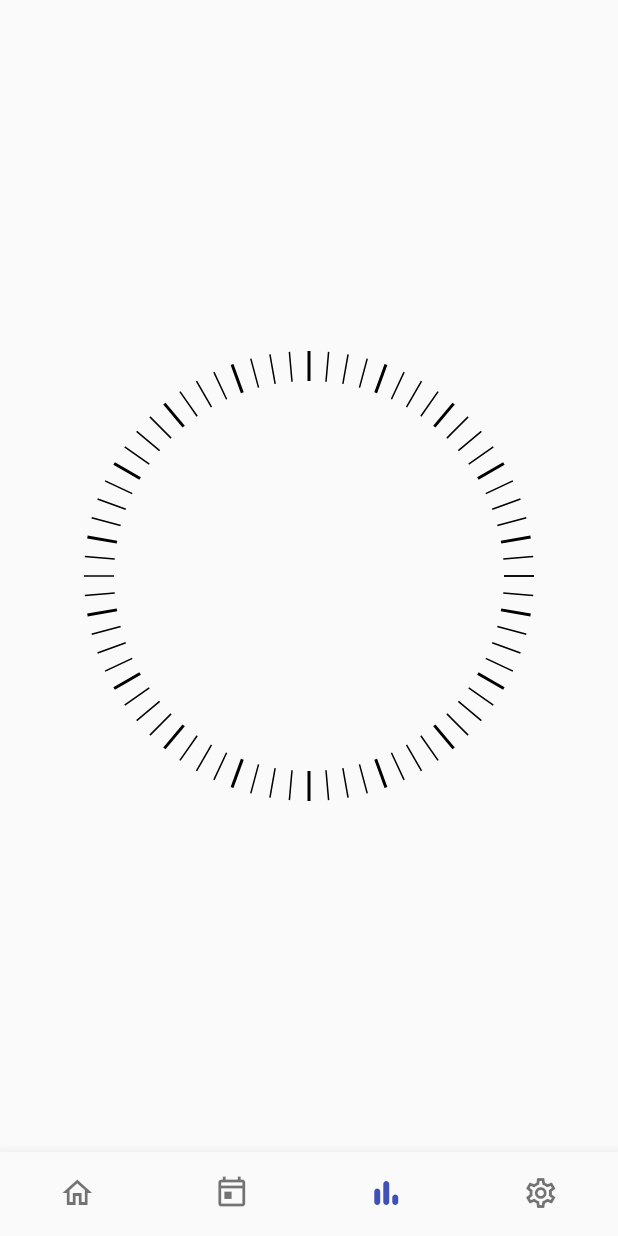
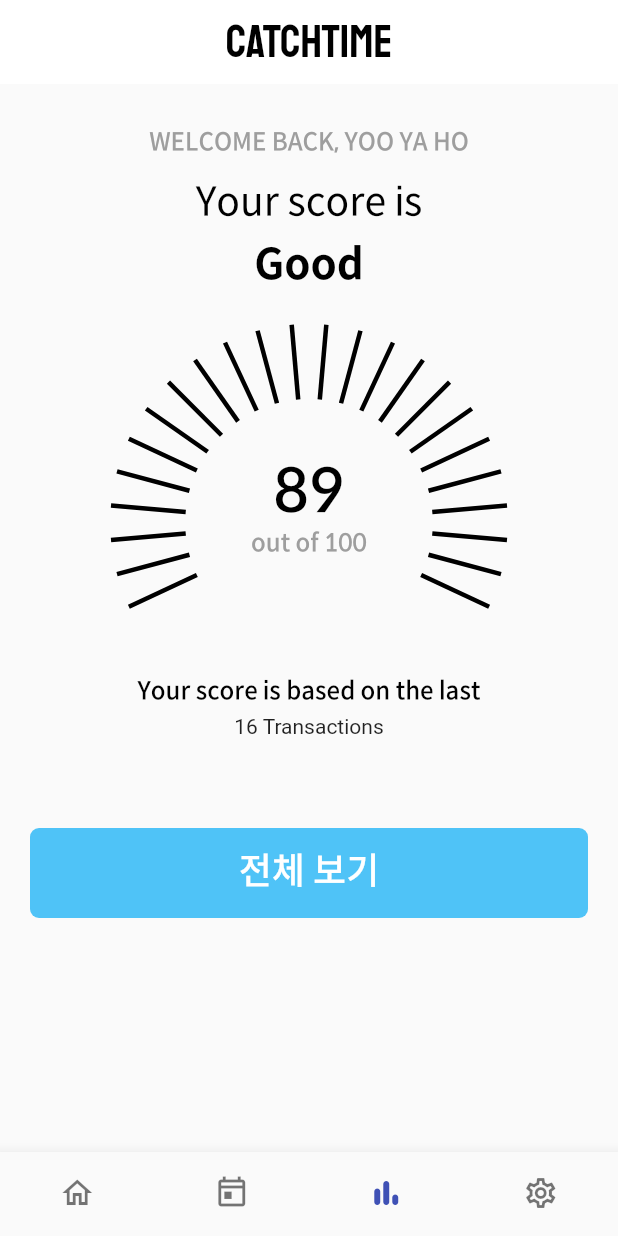
Before and after one commit to jgwng/time_tracker, a Flutter app: the screen it shows after launch, item 3 of the bottom bar chosen, on a phone screen of 412 x 824 dp. Run offline on Flutter 3.47's test engine with Material 2 defaults, Android fonts, the phone set to English and light mode, and no system bars; our stand-ins replace lottie.

Commit message:
06/29 commit

```diff
--- a/lib/constants/app_themes.dart
+++ b/lib/constants/app_themes.dart
@@ -1,15 +1,15 @@
 import 'package:flutter/material.dart';
 
 class AppThemes{
+  AppThemes._();
 
-
-  static Color mainColor = Colors.blueGrey[300]!;
+  static Color mainColor = Colors.lightBlue[300]!;
   static const Color pointColor = Color.fromRGBO(242,203,5,1.0);
   static const Color pointColor2 = Color.fromRGBO(242, 159, 5, 1.0);
   static const Color textColor = Color.fromRGBO(112,112,112,1.0);
   static const Color inActiveColor = Color.fromRGBO(174, 174, 174, 1.0);
 
-  AppThemes._();
+
   static const TextTheme textTheme = TextTheme(
     headline1: TextStyle(fontSize: 24.0, fontWeight: FontWeight.w500, fontFamily: "SpoqaHanSansNeo", color: Colors.black),
     headline2: TextStyle(fontSize: 20.0, fontWeight: FontWeight.w500, fontFamily: "SpoqaHanSansNeo", color: Colors.black),
--- a/lib/ui/views/statistics/report_chart_painter.dart
+++ b/lib/ui/views/statistics/report_chart_painter.dart
@@ -29,35 +29,26 @@ class WheelCircle extends CustomPainter {
 
     final shortNeedle = Paint()
       ..style = PaintingStyle.stroke
-      ..strokeWidth = 1
+      ..strokeWidth = 3
       ..color = Colors.black;
 
     final longNeedle = Paint()
       ..style = PaintingStyle.stroke
-      ..strokeWidth = 2
+      ..strokeWidth = 3
       ..color = Colors.black;
 
     // canvas.drawCircle(Offset(0, 0), wheelSize / 2, wheelBorder);
     // canvas.drawLine(Offset(0, -50), Offset(0, 0),
     //     wheelBorder); // <- this line is drawn just to help debug the angle. Comment this in prod.
 
-    for (double i = 0; i <= 360; i++) {
-      if (i % 20 != 0 && i % 10 == 0) {
+    for (double i = 150; i <= 390; i++) {
+      if (i % 10 != 0 && i % 5 == 0) {
         canvas.drawLine(
-            Offset(( wheelSize / 2) * cos(degreeToRadians(i)),
-                ( wheelSize / 2) * sin(degreeToRadians(i))),
-            Offset((( wheelSize / 2) - longNeedleHeight) * cos(degreeToRadians(i)),
-                (( wheelSize / 2) - longNeedleHeight) * sin(degreeToRadians(i))),
+            Offset(( wheelSize / 2) * cos(degreeToRadians(i) ),
+                ( wheelSize / 2) * sin(degreeToRadians(i) )),
+            Offset(((wheelSize / 2) - longNeedleHeight) * cos(degreeToRadians(i) ),
+                ((wheelSize / 2) - longNeedleHeight) * sin(degreeToRadians(i))),
             longNeedle);
-      } else {
-        if (i % 5 == 0) {
-          canvas.drawLine(
-              Offset(( wheelSize / 2) * cos(degreeToRadians(i)),
-                  ( wheelSize / 2) * sin(degreeToRadians(i))),
-              Offset((( wheelSize / 2) - shortNeedleHeight) * cos(degreeToRadians(i)),
-                  (( wheelSize / 2) - shortNeedleHeight) * sin(degreeToRadians(i))),
-              shortNeedle);
-        }
       }
     }
   }
--- a/lib/ui/views/statistics/total_statistics_page.dart
+++ b/lib/ui/views/statistics/total_statistics_page.dart
@@ -1,5 +1,6 @@
 import 'package:flutter/cupertino.dart';
 import 'package:flutter/material.dart';
+import 'package:timetracker/constants/app_themes.dart';
 import 'package:timetracker/ui/views/statistics/report_chart_painter.dart';
 
 class TotalReportPage extends StatefulWidget{
@@ -11,20 +12,75 @@ class _TotalReportPageState extends State<TotalReportPage>{
   @override
   Widget build(BuildContext context) {
    return Scaffold(
-     body : Center(
-       child: Container(
-         width: 300,
-         height: 180,
-         alignment: Alignment.center,
-         child: CustomPaint(
-           painter: WheelCircle(
-             context: context,
-            longNeedleHeight: 20,
-           shortNeedleHeight: 20,
-           wheelSize: 300),
+     appBar : AppBar(
+       backgroundColor: Colors.white,
+       title: Text('CATCHTIME',style: TextStyle(fontFamily: 'Staatliches',fontSize: 30,fontWeight: FontWeight.w500,color: Colors.black),),
+       centerTitle: true, elevation: 0,
+     ),
+     body :Column(
+       children: [
+         SizedBox(height: 30,),
+         Text('WELCOME BACK, YOO YA HO',style: AppThemes.textTheme.subtitle2!.copyWith(color: Colors.grey),),
+         SizedBox(height: 15,),
+         Text('Your score is',style : AppThemes.textTheme.headline2!.copyWith(fontSize: 26,fontWeight: FontWeight.w400),),
+         SizedBox(height: 10,),
+         Text('Good',style : AppThemes.textTheme.headline2!.copyWith(fontSize: 28,fontWeight: FontWeight.w700)),
+         SizedBox(height: 10,),
+         Stack(
+           alignment: Alignment.center,
+           children: [
+             Center(
+                 child : Container(
+                   width: 300,
+                   height: 280,
+                   color: Colors.transparent,
+                   child: Center(
+                       child: CustomPaint(
+                           painter: WheelCircle(
+                               wheelSize: 265,
+                               longNeedleHeight: 50,
+                               shortNeedleHeight: 50,
+                               context: context
+                           ))),
+                 )
+             ),
+             Column(
+               children: [
+                 SizedBox(height: 100,),
+                 Text('89',style: AppThemes.textTheme.headline2!.copyWith(fontSize: 40),),
+                 Text('out of 100',style: AppThemes.textTheme.subtitle2!.copyWith(color: Colors.grey)),
+                 SizedBox(height: 80,),
+                 Text('Your score is based on the last',style : AppThemes.textTheme.subtitle2),
+                 SizedBox(height: 5,),
+                 Text('16 Transactions')
+               ],
+             )
+           ],
          ),
-       ),
-     )
+         SizedBox(height: 60,),
+         Container(
+             height:  60,
+             width: double.infinity,
+             padding:EdgeInsets.symmetric(horizontal: 20) ,
+             child:  TextButton(
+               style: ButtonStyle(
+                 backgroundColor: MaterialStateProperty.all<Color>(AppThemes.mainColor),
+                 shape: MaterialStateProperty.all<RoundedRectangleBorder>(
+                     RoundedRectangleBorder(
+                       borderRadius: BorderRadius.circular(6.0),
+                     )
+                 ),
+                 elevation: MaterialStateProperty.all<double>(0.0),
+               ),
+               onPressed: () async {},
+               child: Text('전체 보기',style: AppThemes.textTheme.headline1!.copyWith(color: Colors.white)),
+             )
+         )
+
+
+
+       ],
+     ),
    );
   }
 
```
